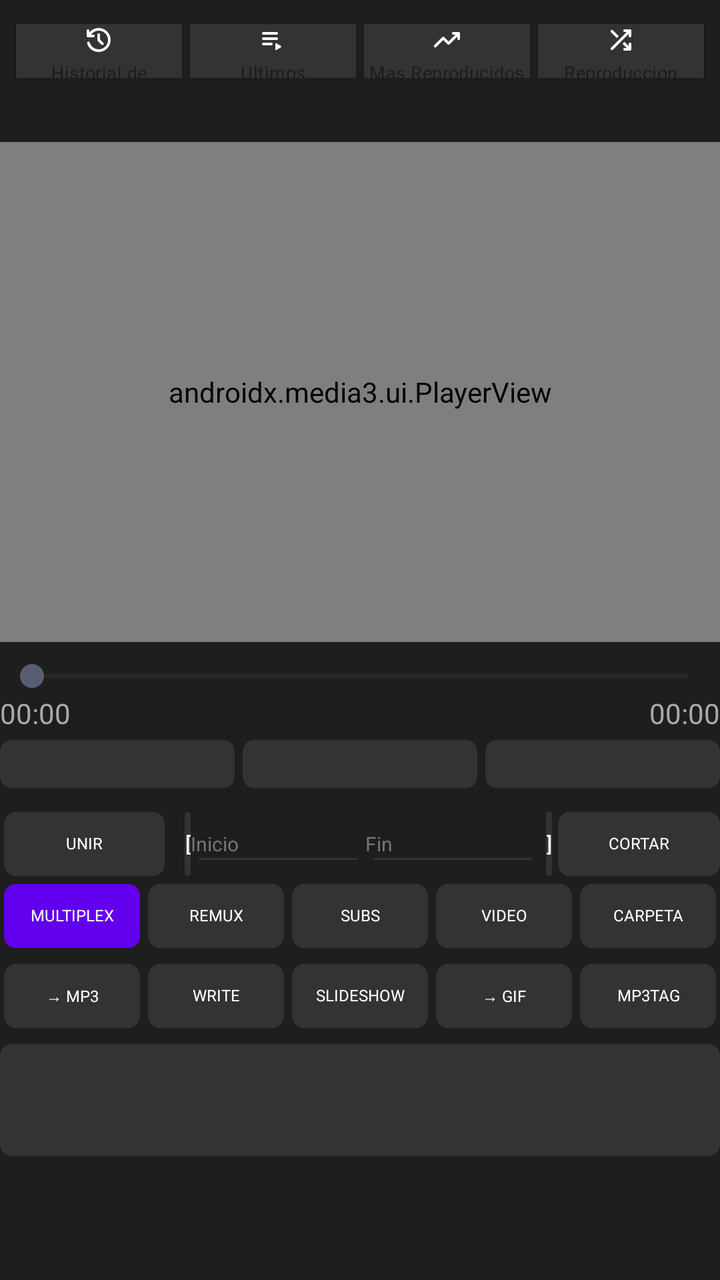
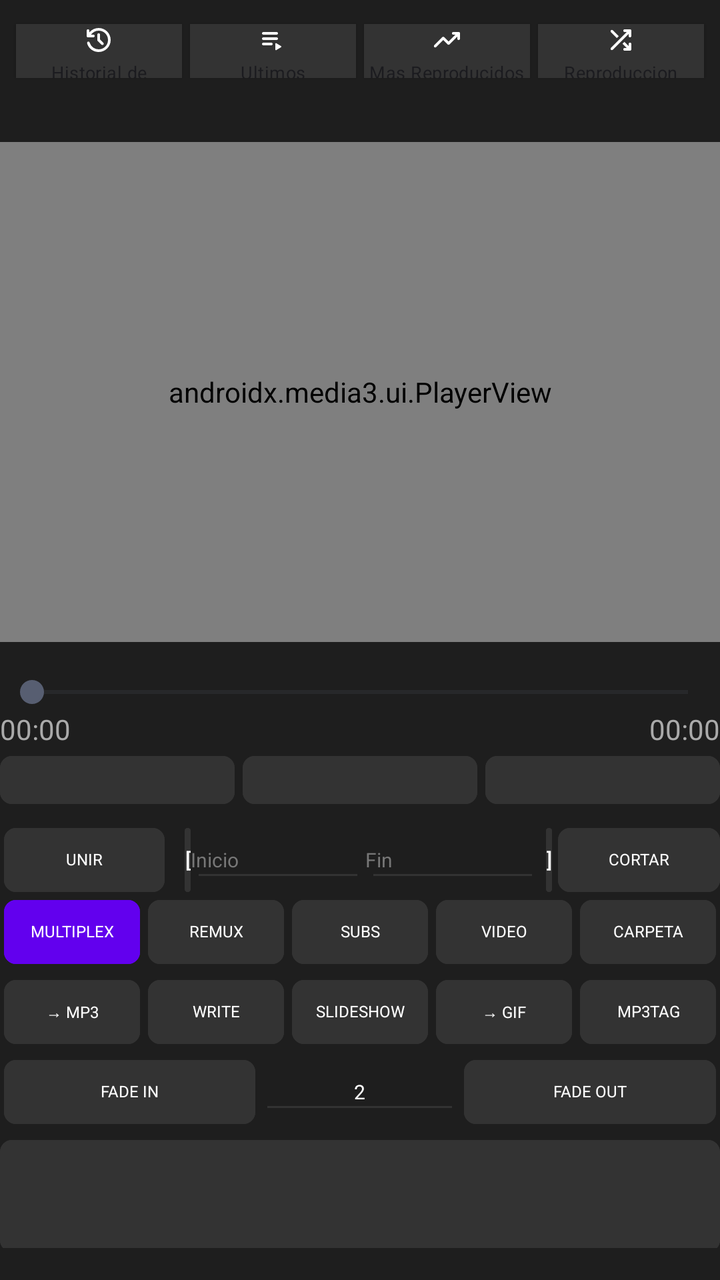

The first picture is an Android layout as it rendered before a commit; the second is the same layout after the commit. The layout source and the unified diff follow.
<!-- AndroidManifest.xml: application theme Theme.RetroMusic.MD3 -->
<!-- res/layout/home_content.xml -->
<?xml version="1.0" encoding="utf-8"?>
<LinearLayout xmlns:android="http://schemas.android.com/apk/res/android"
    xmlns:app="http://schemas.android.com/apk/res-auto"
    android:layout_width="match_parent"
    android:layout_height="match_parent"
    android:orientation="vertical"
    android:background="#1E1E1E"
    android:focusable="true"
    android:focusableInTouchMode="true">

    <include
        android:id="@+id/abs_playlists"
        layout="@layout/abs_playlists" />

    <LinearLayout
        android:id="@+id/contentPadding"
        android:layout_width="match_parent"
        android:layout_height="0dp"
        android:layout_weight="1"
        android:orientation="vertical"
        android:padding="16dp">


        <FrameLayout
            android:id="@+id/videoContainer"
            android:layout_width="match_parent"
            android:layout_height="250dp"
            android:background="#000000">

            <androidx.media3.ui.PlayerView
                android:id="@+id/videoPlayer"
                android:layout_width="match_parent"
                android:layout_height="match_parent"
                android:layout_gravity="center"
                app:use_controller="false"
                app:surface_type="surface_view"
                app:resize_mode="fill" />

            <ProgressBar
                android:id="@+id/progressBar"
                style="?android:attr/progressBarStyleHorizontal"
                android:layout_width="match_parent"
                android:layout_height="8dp"
                android:layout_gravity="center"
                android:layout_marginHorizontal="24dp"
                android:max="100"
                android:progress="0"
                android:progressTint="#00BFFF"
                android:visibility="gone" />

            <TextView
                android:id="@+id/tvSubtitleOverlay"
                android:layout_width="match_parent"
                android:layout_height="wrap_content"
                android:layout_gravity="bottom|center_horizontal"
                android:gravity="center"
                android:padding="16dp"
                android:textColor="#FFFFFF"
                android:textSize="18sp" />
        </FrameLayout>

        <SeekBar
            android:id="@+id/videoSeekBar"
            android:layout_width="match_parent"
            android:layout_height="wrap_content"
            android:layout_marginTop="8dp" />

        <LinearLayout
            android:layout_width="match_parent"
            android:layout_height="wrap_content"
            android:orientation="horizontal"
            android:paddingHorizontal="8dp">
            <TextView android:id="@+id/tvCurrentTime" android:layout_width="wrap_content" android:layout_height="wrap_content" android:text="@string/zero_time" android:textColor="#AAAAAA" />
            <Space android:layout_width="0dp" android:layout_height="wrap_content" android:layout_weight="1" />
            <TextView android:id="@+id/tvTotalTime" android:layout_width="wrap_content" android:layout_height="wrap_content" android:text="@string/zero_time" android:textColor="#AAAAAA" />
        </LinearLayout>

        <LinearLayout
            android:layout_width="match_parent"
            android:layout_height="24dp"
            android:orientation="horizontal"
            android:weightSum="3"
            android:layout_marginTop="4dp">
            <Button android:id="@+id/btnPrevVideo" android:layout_width="0dp" android:layout_height="match_parent" android:layout_weight="1" android:layout_marginEnd="2dp" android:backgroundTint="#333333" android:text="" android:textSize="12sp" android:padding="0dp" android:minHeight="0dp" android:insetTop="0dp" android:insetBottom="0dp" android:textAllCaps="false" android:includeFontPadding="false" android:textColor="#FFFFFF" android:gravity="center" />
            <Button android:id="@+id/btnPlayPause" android:layout_width="0dp" android:layout_height="match_parent" android:layout_weight="1" android:layout_marginHorizontal="2dp" android:backgroundTint="#333333" android:text="" android:textSize="12sp" android:padding="0dp" android:minHeight="0dp" android:insetTop="0dp" android:insetBottom="0dp" android:textAllCaps="false" android:includeFontPadding="false" android:textColor="#FFFFFF" android:gravity="center" />
            <Button android:id="@+id/btnNextVideo" android:layout_width="0dp" android:layout_height="match_parent" android:layout_weight="1" android:layout_marginStart="2dp" android:backgroundTint="#333333" android:text="" android:textSize="12sp" android:padding="0dp" android:minHeight="0dp" android:insetTop="0dp" android:insetBottom="0dp" android:textAllCaps="false" android:includeFontPadding="false" android:textColor="#FFFFFF" android:gravity="center" />
        </LinearLayout>
        <LinearLayout
            android:id="@+id/cutRow"
            android:layout_width="match_parent"
            android:layout_height="32dp"
            android:orientation="horizontal"
            android:layout_marginTop="12dp">
            <Button
                android:id="@+id/btnMergeVideos"
                android:layout_width="0dp"
                android:layout_height="match_parent"
                android:layout_weight="1.2"
                android:layout_marginHorizontal="2dp"
                android:backgroundTint="#333333"
                android:textColor="#FFFFFF"
                android:text="UNIR"
                android:padding="0dp"
                android:minHeight="0dp"
                android:insetTop="0dp"
                android:insetBottom="0dp"
                android:textAllCaps="false"
                android:includeFontPadding="false"
                android:maxLines="1"
                android:gravity="center"
                android:textSize="8sp" />
            <Button
                android:id="@+id/btnSetStart"
                android:layout_width="wrap_content"
                android:layout_height="32dp"
                android:minWidth="0dp"
                android:paddingHorizontal="8dp"
                android:backgroundTint="#333333"
                android:text="@string/open_bracket"
                android:textSize="10sp"
                style="?android:attr/buttonBarButtonStyle"
                android:layout_marginHorizontal="3dp"
                android:layout_gravity="center_vertical"
                android:textColor="#FFFFFF"
                android:insetTop="0dp"
                android:insetBottom="0dp" />
            <EditText
                android:id="@+id/etStartTime"
                android:layout_width="0dp"
                android:layout_weight="1.3"
                android:layout_height="32dp"
                android:hint="@string/inicio"
                android:textColor="#FFFFFF"
                android:textColorHint="#777777"
                android:textSize="10sp"
                android:inputType="text"
                android:autofillHints="none"
                android:backgroundTint="#333333"
                android:layout_gravity="center_vertical"
                android:padding="4dp" />

            <EditText
                android:id="@+id/etEndTime"
                android:layout_width="0dp"
                android:layout_weight="1.3"
                android:layout_height="32dp"
                android:hint="@string/fin"
                android:textColor="#FFFFFF"
                android:textColorHint="#777777"
                android:textSize="10sp"
                android:inputType="text"
                android:autofillHints="none"
                android:backgroundTint="#333333"
                android:layout_gravity="center_vertical"
                android:padding="4dp" />
            <Button
                android:id="@+id/btnSetEnd"
                android:layout_width="wrap_content"
                android:layout_height="32dp"
                android:minWidth="0dp"
                android:paddingHorizontal="8dp"
                android:backgroundTint="#333333"
                android:text="@string/close_bracket"
                android:textSize="10sp"
                style="?android:attr/buttonBarButtonStyle"
                android:layout_marginStart="3dp"
                android:layout_marginEnd="3dp"
                android:layout_gravity="center_vertical"
                android:textColor="#FFFFFF"
                android:insetTop="0dp"
                android:insetBottom="0dp" />
            <Button
                android:id="@+id/btnSplit"
                android:layout_width="0dp"
                android:layout_weight="1.2"
                android:layout_height="match_parent"
                android:backgroundTint="#333333"
                android:text="CORTAR"
                android:textColor="#FFFFFF"
                android:padding="0dp"
                android:minHeight="0dp"
                android:insetTop="0dp"
                android:insetBottom="0dp"
                android:textAllCaps="false"
                android:includeFontPadding="false"
                android:maxLines="1"
                android:gravity="center"
                android:textSize="8sp" />

        </LinearLayout>
        <LinearLayout
            android:id="@+id/toolsRow"
            android:layout_width="match_parent"
            android:layout_height="32dp"
            android:orientation="horizontal"
            android:layout_marginTop="4dp">

            <Button android:id="@+id/btnMixVideo" android:layout_width="0dp" android:layout_height="match_parent" android:layout_weight="1" android:layout_marginHorizontal="2dp" android:backgroundTint="#6200EE" android:text="MULTIPLEX" android:padding="0dp" android:minHeight="0dp" android:insetTop="0dp" android:insetBottom="0dp" android:textAllCaps="false" android:includeFontPadding="false" android:maxLines="1" android:gravity="center" android:textSize="8sp" android:textColor="#FFFFFF" />
            <Button android:id="@+id/btnFullscreen" android:layout_width="0dp" android:layout_height="match_parent" android:layout_weight="1" android:layout_marginHorizontal="2dp" android:backgroundTint="#333333" android:text="REMUX" android:padding="0dp" android:minHeight="0dp" android:insetTop="0dp" android:insetBottom="0dp" android:textAllCaps="false" android:includeFontPadding="false" android:maxLines="1" android:gravity="center" android:textSize="8sp" android:textColor="#FFFFFF" />
            <Button android:id="@+id/btnLoadSubtitles" android:layout_width="0dp" android:layout_height="match_parent" android:layout_weight="1" android:layout_marginHorizontal="2dp" android:backgroundTint="#333333" android:text="SUBS" android:padding="0dp" android:minHeight="0dp" android:insetTop="0dp" android:insetBottom="0dp" android:textAllCaps="false" android:includeFontPadding="false" android:maxLines="1" android:gravity="center" android:textSize="8sp" android:textColor="#FFFFFF" />
            <Button android:id="@+id/btnOpenFile" android:layout_width="0dp" android:layout_height="match_parent" android:layout_weight="1" android:layout_marginHorizontal="2dp" android:backgroundTint="#333333" android:text="VIDEO" android:padding="0dp" android:minHeight="0dp" android:insetTop="0dp" android:insetBottom="0dp" android:textAllCaps="false" android:includeFontPadding="false" android:maxLines="1" android:gravity="center" android:textSize="8sp" android:textColor="#FFFFFF" />
            <Button android:id="@+id/btnChooseFolder" android:layout_width="0dp" android:layout_height="match_parent" android:layout_weight="1" android:layout_marginHorizontal="2dp" android:backgroundTint="#333333" android:text="CARPETA" android:padding="0dp" android:minHeight="0dp" android:insetTop="0dp" android:insetBottom="0dp" android:textAllCaps="false" android:includeFontPadding="false" android:maxLines="1" android:gravity="center" android:textSize="8sp" android:textColor="#FFFFFF" />
        </LinearLayout>
        <LinearLayout
            android:id="@+id/extraActionsContainer"
            android:layout_width="match_parent"
            android:layout_height="32dp"
            android:orientation="horizontal"
            android:weightSum="5"
            android:layout_marginTop="8dp">

            <Button
                android:id="@+id/btnConvertAudio"
                android:layout_width="0dp"
                android:layout_height="match_parent"
                android:layout_weight="1"
                android:layout_marginHorizontal="2dp"
                android:backgroundTint="#333333"
                android:text="→ MP3"
                android:padding="0dp"
                android:minHeight="0dp"
                android:insetTop="0dp"
                android:insetBottom="0dp"
                android:textAllCaps="false"
                android:includeFontPadding="false"
                android:maxLines="1"
                android:textSize="8sp"
                android:textColor="#FFFFFF"
                android:gravity="center" />

            <Button
                android:id="@+id/btnHardcodeSubtitles"
                android:layout_width="0dp"
                android:layout_height="match_parent"
                android:layout_weight="1"
                android:layout_marginHorizontal="2dp"
                android:backgroundTint="#333333"
                android:textColor="#FFFFFF"
                android:text="WRITE"
                android:padding="0dp"
                android:minHeight="0dp"
                android:insetTop="0dp"
                android:insetBottom="0dp"
                android:textAllCaps="false"
                android:includeFontPadding="false"
                android:maxLines="1"
                android:gravity="center"
                android:textSize="8sp" />

            <Button
                android:id="@+id/btnCreateVideoFromPhotos"
                android:layout_width="0dp"
                android:layout_height="match_parent"
                android:layout_weight="1"
                android:layout_marginHorizontal="2dp"
                android:backgroundTint="#333333"
                android:textColor="#FFFFFF"
                android:text="SLIDESHOW"
                android:padding="0dp"
                android:minHeight="0dp"
                android:insetTop="0dp"
                android:insetBottom="0dp"
                android:textAllCaps="false"
                android:includeFontPadding="false"
                android:maxLines="1"
                android:gravity="center"
                android:textSize="8sp" />

            <Button
                android:id="@+id/btnCreateGif"
                android:layout_width="0dp"
                android:layout_height="match_parent"
                android:layout_weight="1"
                android:layout_marginHorizontal="2dp"
                android:backgroundTint="#333333"
                android:textColor="#FFFFFF"
                android:text="→ GIF"
                android:padding="0dp"
                android:minHeight="0dp"
                android:insetTop="0dp"
                android:insetBottom="0dp"
                android:textAllCaps="false"
                android:includeFontPadding="false"
                android:maxLines="1"
                android:gravity="center"
                android:textSize="8sp" />

            <Button
                android:id="@+id/btnTagEditor"
                android:layout_width="0dp"
                android:layout_height="match_parent"
                android:layout_weight="1"
                android:layout_marginHorizontal="2dp"
                android:backgroundTint="#333333"
                android:textColor="#FFFFFF"
                android:text="MP3TAG"
                android:padding="0dp"
                android:minHeight="0dp"
                android:insetTop="0dp"
                android:insetBottom="0dp"
                android:textAllCaps="false"
                android:includeFontPadding="false"
                android:maxLines="1"
                android:gravity="center"
                android:textSize="8sp" />
        </LinearLayout>

        <Button
            android:id="@+id/btnYoutubeDownload"
            android:layout_width="match_parent"
            android:layout_height="56dp"
            android:layout_marginTop="8dp"
            android:backgroundTint="#333333"
            android:textColor="#FFFFFF"
            android:text=""
            android:paddingTop="0dp"
            android:paddingBottom="0dp"
            android:minHeight="0dp"
            android:minWidth="0dp"
            android:insetTop="0dp"
            android:insetBottom="0dp"
            android:textAllCaps="false"
            android:includeFontPadding="false"
            android:gravity="center" />


        <androidx.recyclerview.widget.RecyclerView
            android:id="@+id/rvDownloads"
            android:layout_width="match_parent"
            android:layout_height="0dp"
            android:layout_weight="1"
            android:nestedScrollingEnabled="true"
            android:layout_marginTop="16dp"
            android:paddingBottom="20dp" />

    </LinearLayout>
</LinearLayout>
<!-- res/layout/abs_playlists.xml (included above) -->
<?xml version="1.0" encoding="utf-8"?>
<androidx.constraintlayout.widget.ConstraintLayout xmlns:android="http://schemas.android.com/apk/res/android"
    xmlns:app="http://schemas.android.com/apk/res-auto"
    android:layout_width="match_parent"
    android:layout_height="wrap_content"
    android:paddingBottom="12dp">

    <com.google.android.material.button.MaterialButton
        android:id="@+id/history"
        style="@style/HomeActionButton"
        android:layout_width="0dp"
        android:layout_height="35dp"
        android:layout_marginStart="8dp"
        android:layout_marginTop="8dp"
        android:layout_marginEnd="4dp"
        android:text="Historial de Reproduccion"
        android:textSize="9sp"
        android:padding="0dp"
        android:gravity="center"
        app:backgroundTint="#333333"
        app:cornerRadius="0dp"
        app:icon="@drawable/ic_history"
        app:iconGravity="textTop"
        app:iconSize="16dp"
        app:iconPadding="2dp"
        app:iconTint="#FFFFFF"
        app:layout_constraintEnd_toStartOf="@+id/lastAdded"
        app:layout_constraintHorizontal_weight="1"
        app:layout_constraintStart_toStartOf="parent"
        app:layout_constraintTop_toTopOf="parent" />

    <com.google.android.material.button.MaterialButton
        android:id="@+id/lastAdded"
        style="@style/HomeActionButton"
        android:layout_width="0dp"
        android:layout_height="35dp"
        android:layout_marginTop="8dp"
        android:layout_marginEnd="4dp"
        android:text="Ultimos Reproducidos"
        android:textSize="9sp"
        android:padding="0dp"
        android:gravity="center"
        app:backgroundTint="#333333"
        app:cornerRadius="0dp"
        app:icon="@drawable/ic_playlist_play"
        app:iconGravity="textTop"
        app:iconSize="16dp"
        app:iconPadding="2dp"
        app:iconTint="#FFFFFF"
        app:layout_constraintEnd_toStartOf="@+id/topPlayed"
        app:layout_constraintHorizontal_weight="1"
        app:layout_constraintStart_toEndOf="@+id/history"
        app:layout_constraintTop_toTopOf="parent" />

    <com.google.android.material.button.MaterialButton
        android:id="@+id/topPlayed"
        style="@style/HomeActionButton"
        android:layout_width="0dp"
        android:layout_height="35dp"
        android:layout_marginTop="8dp"
        android:layout_marginEnd="4dp"
        android:text="Mas Reproducidos"
        android:textSize="9sp"
        android:padding="0dp"
        android:gravity="center"
        app:backgroundTint="#333333"
        app:cornerRadius="0dp"
        app:icon="@drawable/ic_trending_up"
        app:iconGravity="textTop"
        app:iconSize="16dp"
        app:iconPadding="2dp"
        app:iconTint="#FFFFFF"
        app:layout_constraintEnd_toStartOf="@+id/actionShuffle"
        app:layout_constraintHorizontal_weight="1"
        app:layout_constraintStart_toEndOf="@+id/lastAdded"
        app:layout_constraintTop_toTopOf="parent" />

    <com.google.android.material.button.MaterialButton
        android:id="@+id/actionShuffle"
        style="@style/HomeActionButton"
        android:layout_width="0dp"
        android:layout_height="35dp"
        android:layout_marginTop="8dp"
        android:layout_marginEnd="8dp"
        android:text="Reproduccion Random"
        android:textSize="9sp"
        android:padding="0dp"
        android:gravity="center"
        app:backgroundTint="#333333"
        app:cornerRadius="0dp"
        app:icon="@drawable/ic_shuffle"
        app:iconGravity="textTop"
        app:iconSize="16dp"
        app:iconPadding="2dp"
        app:iconTint="#FFFFFF"
        app:layout_constraintEnd_toEndOf="parent"
        app:layout_constraintHorizontal_weight="1"
        app:layout_constraintStart_toEndOf="@+id/topPlayed"
        app:layout_constraintTop_toTopOf="parent" />

</androidx.constraintlayout.widget.ConstraintLayout>
<!-- resources referenced by this layout -->
<resources>
  <!-- drawable ic_playlist_play (drawable) -->
  <vector xmlns:android="http://schemas.android.com/apk/res/android"
      android:width="24dp"
      android:height="24dp"
      android:viewportWidth="24.0"
      android:viewportHeight="24.0">
      <path
          android:fillColor="@color/md_white_1000"
          android:pathData="M5 10h10c0.55 0 1 0.45 1 1s-0.45 1-1 1H5c-0.55 0-1-0.45-1-1s0.45-1 1-1zm0-4h10c0.55 0 1 0.45 1 1s-0.45 1-1 1H5c-0.55 0-1-0.45-1-1s0.45-1 1-1zm0 8h6c0.55 0 1 0.45 1 1s-0.45 1-1 1H5c-0.55 0-1-0.45-1-1s0.45-1 1-1zm9 0.88v4.23c0 0.39 0.42 0.63 0.76 0.43l3.53-2.12c0.32-0.19 0.32 -0.66 0-0.86l-3.53-2.12c-0.34-0.19-0.76 0.05 -0.76 0.44 z" />
  </vector>
  <string name="close_bracket">]</string>
  <string name="fin">Fin</string>
  <string name="inicio">Inicio</string>
  <string name="open_bracket">[</string>
  <string name="zero_time">00:00</string>
  <style name="HomeActionButton" parent="Widget.Material3.Button.ElevatedButton.Icon">
          <item name="android:paddingTop">16dp</item>
          <item name="android:paddingBottom">16dp</item>
          <item name="android:textColor">?attr/colorOnSurface</item>
          <item name="shapeAppearanceOverlay">
              @style/ShapeAppearanceOverlay.Material3.FloatingActionButton
          </item>
          <item name="iconPadding">16dp</item>
          <item name="iconGravity">start</item>
          <item name="android:gravity">start|center_vertical</item>
          <item name="android:textAppearance">@style/TextViewBody2</item>
      </style>
  <color name="md_white_1000">#FFFFFF</color>
  <style name="TextViewBody2" parent="TextAppearance.MaterialComponents.Body2" />
  <!-- drawable round_selector (drawable) -->
  <ripple xmlns:android="http://schemas.android.com/apk/res/android"
      android:color="?android:attr/colorControlHighlight">
  
      <item
          android:id="@android:id/mask"
          android:drawable="@drawable/round_selector_mask" />
  
  </ripple>
  <style name="MaterialButtonTheme" parent="Widget.Material3.Button">
          <item name="cornerRadius">6dp</item>
          <item name="iconGravity">textStart</item>
          <item name="iconTint">?attr/colorControlNormal</item>
          <item name="android:textColor">?android:attr/textColorPrimary</item>
          <item name="android:textAppearance">@style/TextViewNormal</item>
          <item name="android:textAllCaps">false</item>
          <item name="android:paddingTop">@dimen/button_padding_vertical</item>
          <item name="android:paddingBottom">@dimen/button_padding_vertical</item>
      </style>
  <style name="PlayerActionButtonStyle" parent="Widget.AppCompat.ActionButton">
          <item name="android:minWidth">140dp</item>
          <item name="android:paddingStart">48dp</item>
          <item name="android:paddingEnd">48dp</item>
      </style>
  <!-- drawable round_selector_mask (drawable) -->
  <?xml version="1.0" encoding="utf-8"?>
  <shape xmlns:android="http://schemas.android.com/apk/res/android"
      android:shape="oval">
      <solid android:color="@android:color/white" />
  </shape>
  <dimen name="m3_card_corner_radius">16dp</dimen>
  <color name="md_green_500">#4CAF50</color>
  <style name="TextViewNormal" parent="">
          <item name="android:textSize">14sp</item>
      </style>
  <dimen name="button_padding_vertical">10dp</dimen>
  <!-- unchanged entries left out for length: 5 -->
</resources>

<!-- the commit's change to res/layout/home_content.xml (unified diff, before → after) -->
@@ -59,6 +59,30 @@
                 android:textSize="18sp" />
         </FrameLayout>
 
+        <FrameLayout
+            android:layout_width="match_parent"
+            android:layout_height="wrap_content"
+            android:layout_marginTop="8dp">
+
+            <androidx.recyclerview.widget.RecyclerView
+                android:id="@+id/rvFilmstrip"
+                android:layout_width="match_parent"
+                android:layout_height="60dp"
+                android:background="#222222"
+                android:orientation="horizontal"
+                android:visibility="gone"
+                android:clipToPadding="false"
+                app:layoutManager="androidx.recyclerview.widget.LinearLayoutManager" />
+
+            <View
+                android:id="@+id/vFilmstripIndicator"
+                android:layout_width="2dp"
+                android:layout_height="60dp"
+                android:layout_gravity="center_horizontal"
+                android:background="#FF0000"
+                android:visibility="gone" />
+        </FrameLayout>
+
         <SeekBar
             android:id="@+id/videoSeekBar"
             android:layout_width="match_parent"
@@ -294,6 +318,69 @@
                 android:backgroundTint="#333333"
                 android:textColor="#FFFFFF"
                 android:text="MP3TAG"
+                android:padding="0dp"
+                android:minHeight="0dp"
+                android:insetTop="0dp"
+                android:insetBottom="0dp"
+                android:textAllCaps="false"
+                android:includeFontPadding="false"
+                android:maxLines="1"
+                android:gravity="center"
+                android:textSize="8sp" />
+        </LinearLayout>
+
+        <LinearLayout
+            android:id="@+id/fadeRow"
+            android:layout_width="match_parent"
+            android:layout_height="32dp"
+            android:orientation="horizontal"
+            android:layout_marginTop="8dp">
+
+            <Button
+                android:id="@+id/btnFadeIn"
+                android:layout_width="0dp"
+                android:layout_height="match_parent"
+                android:layout_weight="1"
+                android:layout_marginHorizontal="2dp"
+                android:backgroundTint="#333333"
+                android:textColor="#FFFFFF"
+                android:text="FADE IN"
+                android:padding="0dp"
+                android:minHeight="0dp"
+                android:insetTop="0dp"
+                android:insetBottom="0dp"
+                android:textAllCaps="false"
+                android:includeFontPadding="false"
+                android:maxLines="1"
+                android:gravity="center"
+                android:textSize="8sp" />
+
+            <EditText
+                android:id="@+id/etFadeDuration"
+                android:layout_width="0dp"
+                android:layout_weight="0.8"
+                android:layout_height="32dp"
+                android:hint="Secs"
+                android:textColor="#FFFFFF"
+                android:textColorHint="#777777"
+                android:textSize="10sp"
+                android:text="2"
+                android:gravity="center"
+                android:inputType="numberDecimal"
+                android:autofillHints="none"
+                android:backgroundTint="#333333"
+                android:layout_gravity="center_vertical"
+                android:padding="4dp" />
+
+            <Button
+                android:id="@+id/btnFadeOut"
+                android:layout_width="0dp"
+                android:layout_height="match_parent"
+                android:layout_weight="1"
+                android:layout_marginHorizontal="2dp"
+                android:backgroundTint="#333333"
+                android:textColor="#FFFFFF"
+                android:text="FADE OUT"
                 android:padding="0dp"
                 android:minHeight="0dp"
                 android:insetTop="0dp"
